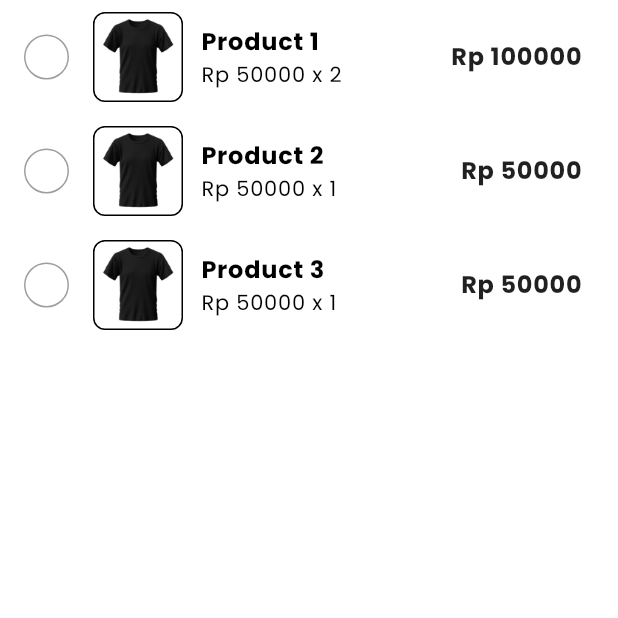
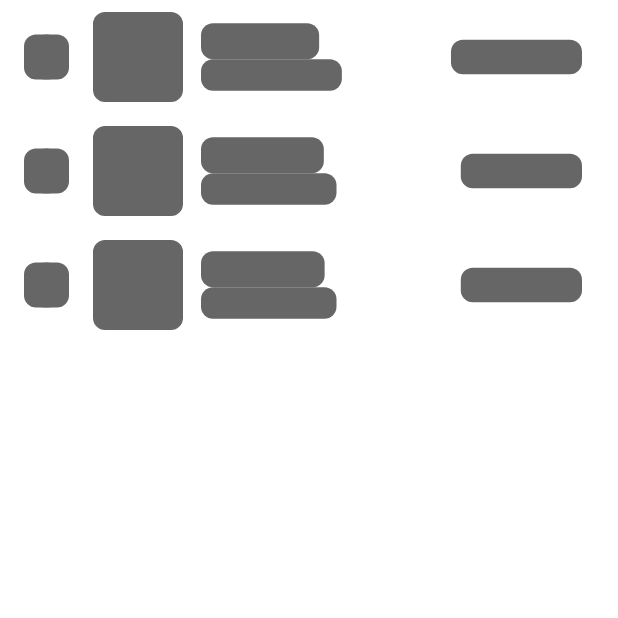
Before and after one commit to yahyapoernama/Ein-Ecommerce, a Flutter app: the CartItems screen opened directly, on a phone screen of 412 x 824 dp, the top half of it. Run offline on Flutter 3.47's test engine with Material 3 defaults, Android fonts, the phone set to English and light mode, and no system bars; drawn by our look-alikes of roundcheckbox, shimmer; our stand-ins replace connectivity, dio, equatable, flutter_bloc, flutter_dotenv, hive_flutter and 1 more; accounts and stored records are empty.

Commit message:
style: Add ShimmerContainer for loading states and integrate AppConnectionBloc in Cart and Dashboard screens

```diff
--- a/lib/screens/cart_screen.dart
+++ b/lib/screens/cart_screen.dart
@@ -1,5 +1,11 @@
+import 'package:ein_ecommerce/blocs/app_connection_bloc/app_connection_bloc.dart';
+import 'package:ein_ecommerce/constants/app_colors.dart';
+import 'package:ein_ecommerce/screens/connection/error_screen.dart';
+import 'package:ein_ecommerce/utils/shimmer_helper.dart';
 import 'package:flutter/material.dart';
+import 'package:flutter_bloc/flutter_bloc.dart';
 import 'package:roundcheckbox/roundcheckbox.dart';
+import 'package:shimmer/shimmer.dart';
 
 class CartPage extends StatefulWidget {
   const CartPage({super.key});
@@ -37,6 +43,36 @@ class CartItems extends StatelessWidget {
 
   @override
   Widget build(BuildContext context) {
+    return RefreshIndicator(
+      displacement: 20,
+      onRefresh: () async {
+        context.read<AppConnectionBloc>().add(CheckAppConnectionEvent());
+      },
+      color: AppColors.primary,
+      backgroundColor: Colors.white,
+      child: Scaffold(
+        body: BlocBuilder<AppConnectionBloc, AppConnectionState>(
+          builder: (context, state) {
+            if (state is AppConnectionInitial) {
+              return ShimmerHelper(
+                child: (context) => _buildCartBody(context),
+              );
+            } else if (state is NoInternetState) {
+              return ErrorScreen(errorType: state.message);
+            } else if (state is ServerUnreachableState) {
+              return ErrorScreen(errorType: state.message);
+            } else if (state is ConnectedState) {
+              return _buildCartBody(context);
+            } else {
+              return const Center(child: CircularProgressIndicator());
+            }
+          },
+        ),
+      ),
+    );
+  }
+
+  Widget _buildCartBody(BuildContext context) {
     // This should be replaced with actual cart items
     final List<Map<String, dynamic>> cartItems = [
       {
@@ -61,11 +97,13 @@ class CartItems extends StatelessWidget {
       itemBuilder: (context, index) {
         final item = cartItems[index];
         return ListTile(
-          leading: RoundCheckBox(
+          leading: ShimmerContainer(
+            child: RoundCheckBox(
               animationDuration: const Duration(milliseconds: 100),
               checkedColor: Colors.grey[900],
               size: 30,
               onTap: (value) {},
+            ),
           ),
           title: Row(
             children: [
@@ -73,6 +111,7 @@ class CartItems extends StatelessWidget {
                 width: 60,
                 height: 60,
                 decoration: BoxDecoration(
+                  color: Colors.white,
                   borderRadius: BorderRadius.circular(8),
                   border: Border.all(color: Colors.black),
                   image: const DecorationImage(
@@ -87,26 +126,32 @@ class CartItems extends StatelessWidget {
               Column(
                 crossAxisAlignment: CrossAxisAlignment.start,
                 children: [
-                  Text(
+                  ShimmerContainer(
+                    child: Text(
                       item['name'],
                       style: const TextStyle(fontWeight: FontWeight.bold),
                     ),
-                  Text(
+                  ),
+                  ShimmerContainer(
+                    child: Text(
                       'Rp ${item['price']} x ${item['quantity']}',
                       style: const TextStyle(
                         fontSize: 14,
+                      ),
                     ),
                   ),
                 ],
               ),
             ],
           ),
-          trailing: Text(
+          trailing: ShimmerContainer(
+            child: Text(
               'Rp ${item['price'] * item['quantity']}',
               style: TextStyle(
                 fontSize: 16,
                 fontWeight: FontWeight.bold,
                 color: Colors.grey[900],
+              ),
             ),
           ),
         );
@@ -120,6 +165,20 @@ class CheckoutSection extends StatelessWidget {
 
   @override
   Widget build(BuildContext context) {
+    return BlocBuilder<AppConnectionBloc, AppConnectionState>(
+      builder: (context, state) {
+        if (state is ConnectedState) {
+          return _buildCheckoutButton(context);
+        } else {
+          return ShimmerHelper(
+            child: (context) => _buildCheckoutButton(context),
+          );
+        }
+      },
+    );
+  }
+
+  Widget _buildCheckoutButton(BuildContext context) {
     return SizedBox(
       height: 140,
       child: Column(
--- a/lib/screens/dashboard_screen.dart
+++ b/lib/screens/dashboard_screen.dart
@@ -105,7 +105,8 @@ class _DashboardPageState extends State<DashboardPage> with AutomaticKeepAliveCl
                       Column(
                         crossAxisAlignment: CrossAxisAlignment.start,
                         children: [
-                          Text(
+                          ShimmerContainer(
+                            child: Text(
                               'Hi $_username!',
                               style: TextStyle(
                                 fontSize: 17,
@@ -113,12 +114,16 @@ class _DashboardPageState extends State<DashboardPage> with AutomaticKeepAliveCl
                                 color: AppColors.primary,
                               ),
                             ),
-                          Text(
+                          ),
+                          const SizedBox(height: 3),
+                          ShimmerContainer(
+                            child: Text(
                               'Dashboard',
                               style: TextStyle(
                                 fontSize: 24,
                                 fontWeight: FontWeight.bold,
                                 color: AppColors.primary,
+                              ),
                             ),
                           ),
                         ],
@@ -133,10 +138,12 @@ class _DashboardPageState extends State<DashboardPage> with AutomaticKeepAliveCl
                       delegate: SearchScreenDelegate(),
                     );
                   },
+                  child: ShimmerContainer(
                     child: Icon(
                       Icons.search,
                       size: 30,
                       color: AppColors.primary,
+                    ),
                   ),
                 ),
               ],
@@ -222,11 +229,13 @@ class _DashboardPageState extends State<DashboardPage> with AutomaticKeepAliveCl
                 Row(
                   mainAxisAlignment: MainAxisAlignment.spaceBetween,
                   children: [
-                    const Text(
+                    const ShimmerContainer(
+                      child: Text(
                         'Trending',
                         style: TextStyle(
                           fontSize: 20,
                           fontWeight: FontWeight.bold,
+                        ),
                       ),
                     ),
                     PrimaryButton(
--- a/lib/screens/home_screen.dart
+++ b/lib/screens/home_screen.dart
@@ -24,6 +24,7 @@ class _HomeScreenState extends State<HomeScreen> with SingleTickerProviderStateM
   void _onItemTapped(int index) {
     setState(() {
       _selectedIndex = index;
+      showBottomNavBar();
     });
     _pageController.jumpToPage(index);
     // _pageController.animateToPage(index, duration: const Duration(milliseconds: 800), curve: Curves.easeInOut);
@@ -64,7 +65,8 @@ class _HomeScreenState extends State<HomeScreen> with SingleTickerProviderStateM
             ),
           ),
         ),
-          bottomNavigationBar: _bottomNavigationBar),
+        bottomNavigationBar: _bottomNavigationBar,
+      ),
     );
   }
 
@@ -114,6 +116,10 @@ class _HomeScreenState extends State<HomeScreen> with SingleTickerProviderStateM
     });
   }
 
+  // Container _bottomNavBar() {
+  //   return
+  // }
+
   BottomNavigationBarItem _buildNavItem(IconData icon, String label, int index) {
     return BottomNavigationBarItem(
       icon: Container(
--- a/lib/utils/shimmer_helper.dart
+++ b/lib/utils/shimmer_helper.dart
@@ -22,3 +22,31 @@ class ShimmerHelper extends StatelessWidget {
     );
   }
 }
+
+class ShimmerContainer extends StatelessWidget {
+  final double? width;
+  final double? height;
+  final double borderRadius;
+  final Widget? child;
+
+  const ShimmerContainer({
+    super.key,
+    this.width,
+    this.height,
+    this.borderRadius = 8,
+    required this.child,
+  });
+
+  @override
+  Widget build(BuildContext context) {
+    return Container(
+      width: width,
+      height: height,
+      decoration: BoxDecoration(
+        color: Colors.white,
+        borderRadius: BorderRadius.circular(borderRadius),
+      ),
+      child: child,
+    );
+  }
+}
```
Lines whose indentation alone changed are shown as unchanged.
